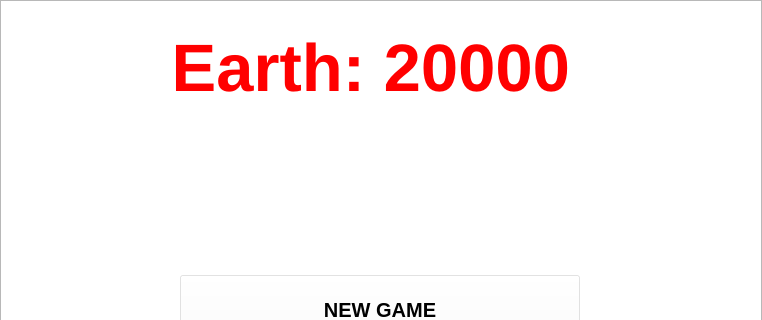
Qt form form.ui (manpreetkohli/earth20000) before a commit; both pictures show x 0 to 762 and y 0 to 320 of the 762 by 725 pixel window.
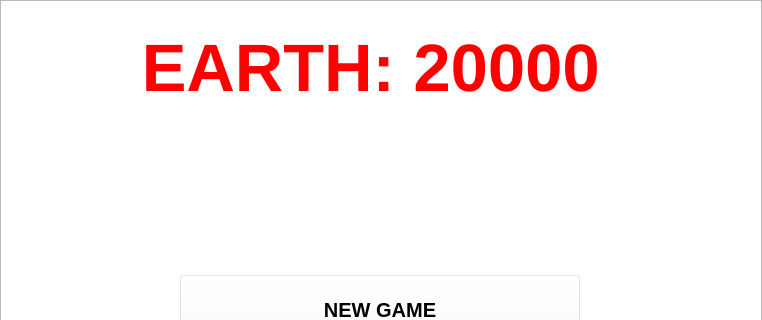
The same form after that commit. Icons and pictures are not drawn.

Diff of the .ui file:
```diff
--- a/form.ui
+++ b/form.ui
@@ -70,7 +70,11 @@
     </font>
    </property>
    <property name="text">
-    <string>&lt;font color= RED&gt; Earth: 20000 &lt;/font&gt;</string>
+    <string>&lt;!DOCTYPE HTML PUBLIC &quot;-//W3C//DTD HTML 4.0//EN&quot; &quot;http://www.w3.org/TR/REC-html40/strict.dtd&quot;&gt;
+&lt;html&gt;&lt;head&gt;&lt;meta name=&quot;qrichtext&quot; content=&quot;1&quot; /&gt;&lt;style type=&quot;text/css&quot;&gt;
+p, li { white-space: pre-wrap; }
+&lt;/style&gt;&lt;/head&gt;&lt;body style=&quot; font-family:'MS Shell Dlg 2'; font-size:50pt; font-weight:600; font-style:normal;&quot;&gt;
+&lt;p style=&quot; margin-top:0px; margin-bottom:0px; margin-left:0px; margin-right:0px; -qt-block-indent:0; text-indent:0px;&quot;&gt;&lt;span style=&quot; color:#ff0000;&quot;&gt;EARTH: 20000 &lt;/span&gt;&lt;/p&gt;&lt;/body&gt;&lt;/html&gt;</string>
    </property>
    <property name="alignment">
     <set>Qt::AlignCenter</set>
```
